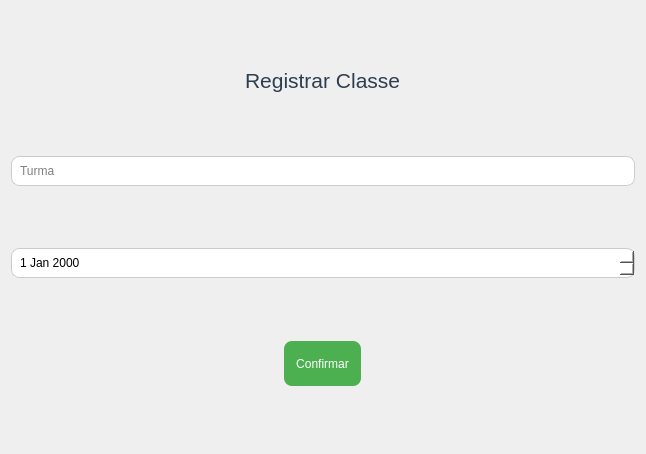
Qt form App/view/ui/registerClass.ui (Caiquef80/Gerenciamento-Escolar) before a commit.
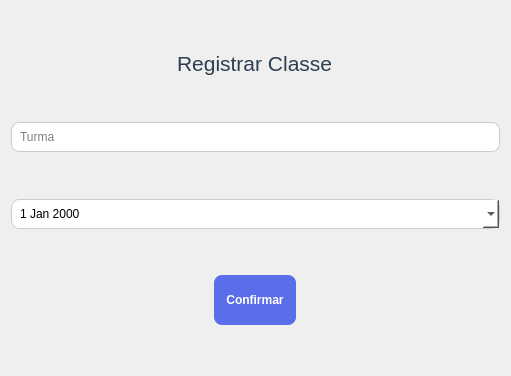
The same form after that commit. Icons and pictures are not drawn.

```diff
--- a/App/view/ui/registerClass.ui
+++ b/App/view/ui/registerClass.ui
@@ -6,8 +6,8 @@
    <rect>
     <x>0</x>
     <y>0</y>
-    <width>646</width>
-    <height>454</height>
+    <width>511</width>
+    <height>376</height>
    </rect>
   </property>
   <property name="windowTitle">
@@ -37,10 +37,12 @@
 }
 
 QPushButton {
-    background-color: #4CAF50;
+	font: bold;
+    background-color: #5B6EE9;
     color: white;
     border-radius: 8px;
     padding: 6px 12px;
+    border: none;
 }
 
 QPushButton:hover {
@@ -87,7 +89,11 @@
     </widget>
    </item>
    <item row="5" column="0">
-    <widget class="QDateEdit" name="data"/>
+    <widget class="QDateEdit" name="data">
+     <property name="calendarPopup">
+      <bool>true</bool>
+     </property>
+    </widget>
    </item>
    <item row="3" column="0">
     <widget class="QLineEdit" name="turma">
@@ -104,7 +110,7 @@
      <property name="minimumSize">
       <size>
        <width>0</width>
-       <height>45</height>
+       <height>50</height>
       </size>
      </property>
      <property name="maximumSize">
```
Left out of the diff: 6 changed lines with no effect on the pictures.
